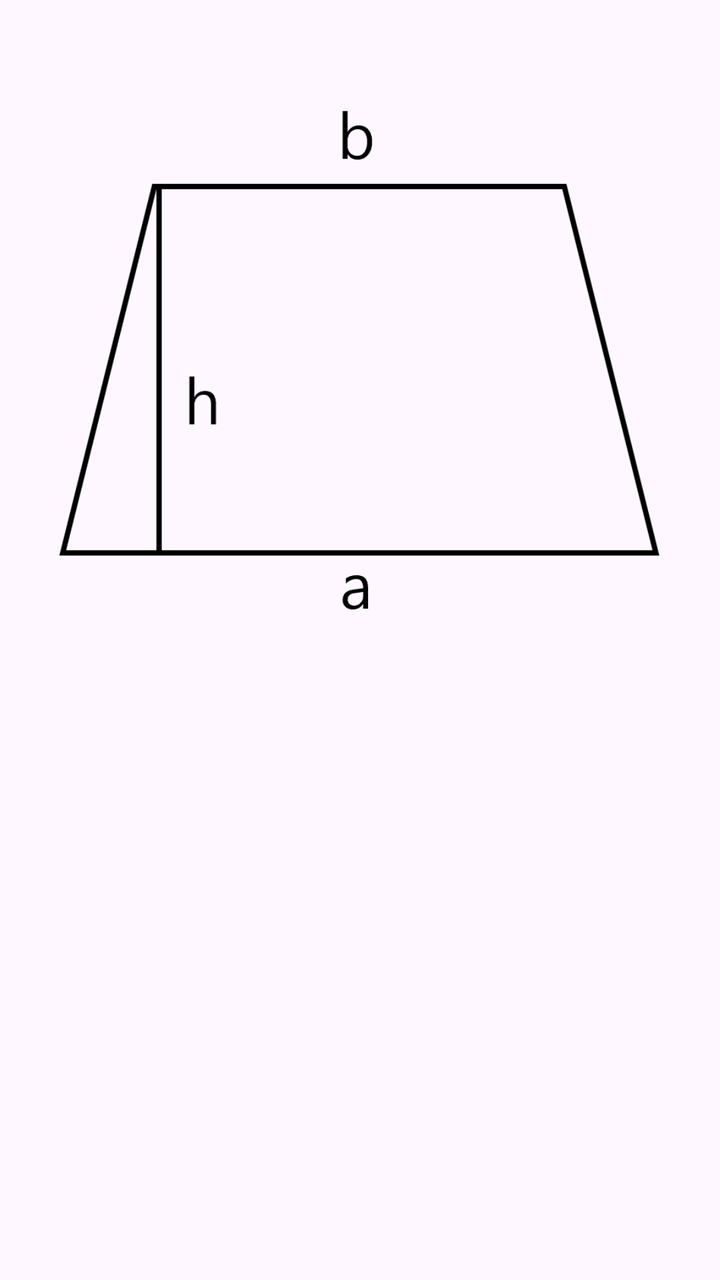
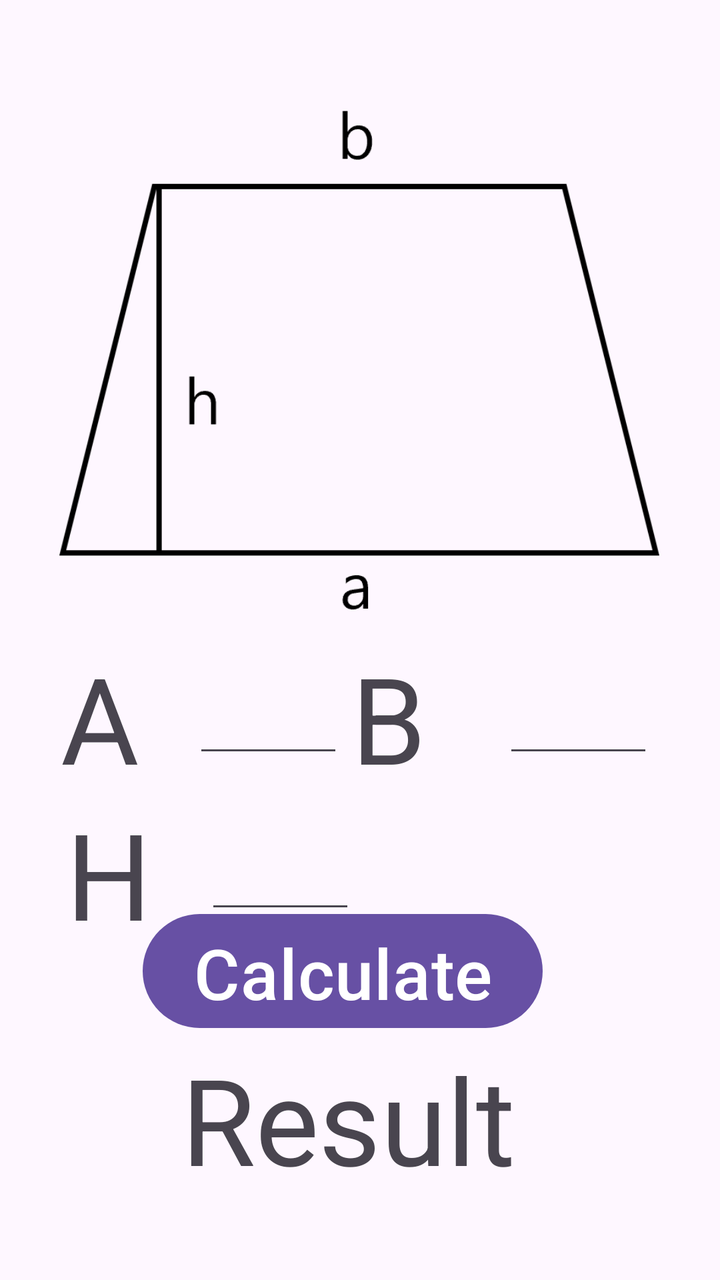

Screens rendered from an Android XML layout before and after an edit, with the pre-edit source and the edit as a unified diff.
<!-- AndroidManifest.xml: application theme Theme.MyCalculator -->
<!-- res/layout/activity_geometry_trapezoid.xml -->
<?xml version="1.0" encoding="utf-8"?>
<androidx.constraintlayout.widget.ConstraintLayout xmlns:android="http://schemas.android.com/apk/res/android"
    xmlns:app="http://schemas.android.com/apk/res-auto"
    xmlns:tools="http://schemas.android.com/tools"
    android:id="@+id/main"
    android:layout_width="match_parent"
    android:layout_height="match_parent"
    tools:context=".GeometryTrapezoidActivity">

    <ImageView
        android:id="@+id/imageViewTrapezoid"
        android:layout_width="300dp"
        android:layout_height="300dp"
        app:layout_constraintBottom_toBottomOf="parent"
        app:layout_constraintEnd_toEndOf="parent"
        app:layout_constraintHorizontal_bias="0.494"
        app:layout_constraintStart_toStartOf="parent"
        app:layout_constraintTop_toTopOf="parent"
        app:layout_constraintVertical_bias="0.102"
        app:srcCompat="@drawable/trapezoid" />

</androidx.constraintlayout.widget.ConstraintLayout>
<!-- resources referenced by this layout -->
<resources>
  <!-- drawable trapezoid: png bitmap (drawable, 6210 bytes) -->
  <style name="Theme.MyCalculator" parent="Base.Theme.MyCalculator" />
  <style name="Base.Theme.MyCalculator" parent="Theme.Material3.DayNight.NoActionBar">
          
          
      </style>
</resources>

<!-- the commit's change to res/layout/activity_geometry_trapezoid.xml (unified diff, before → after) -->
@@ -19,4 +19,122 @@
         app:layout_constraintVertical_bias="0.102"
         app:srcCompat="@drawable/trapezoid" />
 
+    <TextView
+        android:id="@+id/textView2"
+        android:layout_width="75dp"
+        android:layout_height="65dp"
+        android:text="B"
+        android:textSize="60dp"
+        app:layout_constraintBottom_toBottomOf="parent"
+        app:layout_constraintEnd_toEndOf="parent"
+        app:layout_constraintHorizontal_bias="0.616"
+        app:layout_constraintStart_toStartOf="parent"
+        app:layout_constraintTop_toTopOf="parent"
+        app:layout_constraintVertical_bias="0.554" />
+
+    <Button
+        android:id="@+id/btnTrapezoidResult"
+        android:layout_width="200dp"
+        android:layout_height="65dp"
+        android:text="Calculate!!!!!"
+        android:textSize="35dp"
+        app:layout_constraintBottom_toBottomOf="parent"
+        app:layout_constraintEnd_toEndOf="parent"
+        app:layout_constraintHorizontal_bias="0.445"
+        app:layout_constraintStart_toStartOf="parent"
+        app:layout_constraintTop_toTopOf="parent"
+        app:layout_constraintVertical_bias="0.788" />
+
+    <EditText
+        android:id="@+id/editTrapezoidA"
+        android:layout_width="75dp"
+        android:layout_height="65dp"
+        android:ems="10"
+        android:inputType="number"
+        app:layout_constraintBottom_toBottomOf="parent"
+        app:layout_constraintEnd_toEndOf="parent"
+        app:layout_constraintHorizontal_bias="0.339"
+        app:layout_constraintStart_toStartOf="parent"
+        app:layout_constraintTop_toTopOf="parent"
+        app:layout_constraintVertical_bias="0.554" />
+
+    <EditText
+        android:id="@+id/edittriangleB"
+        android:layout_width="75dp"
+        android:layout_height="65dp"
+        android:ems="10"
+        android:inputType="number"
+        app:layout_constraintBottom_toBottomOf="parent"
+        app:layout_constraintEnd_toEndOf="parent"
+        app:layout_constraintHorizontal_bias="0.883"
+        app:layout_constraintStart_toStartOf="parent"
+        app:layout_constraintTop_toTopOf="parent"
+        app:layout_constraintVertical_bias="0.554" />
+
+    <TextView
+        android:id="@+id/textView7"
+        android:layout_width="75dp"
+        android:layout_height="65dp"
+        android:text="A"
+        android:textSize="60dp"
+        app:layout_constraintBottom_toBottomOf="parent"
+        app:layout_constraintEnd_toEndOf="parent"
+        app:layout_constraintHorizontal_bias="0.107"
+        app:layout_constraintStart_toStartOf="parent"
+        app:layout_constraintTop_toTopOf="parent"
+        app:layout_constraintVertical_bias="0.554" />
+
+    <TextView
+        android:id="@+id/textTrapezoidResult"
+        android:layout_width="wrap_content"
+        android:layout_height="65dp"
+        android:text="Result"
+        android:textAlignment="center"
+        android:textSize="60dp"
+        app:layout_constraintBottom_toBottomOf="parent"
+        app:layout_constraintEnd_toEndOf="parent"
+        app:layout_constraintHorizontal_bias="0.469"
+        app:layout_constraintStart_toStartOf="parent"
+        app:layout_constraintTop_toTopOf="parent"
+        app:layout_constraintVertical_bias="0.903" />
+
+    <EditText
+        android:id="@+id/editTrapezoidB"
+        android:layout_width="75dp"
+        android:layout_height="65dp"
+        android:ems="10"
+        android:inputType="number"
+        app:layout_constraintBottom_toBottomOf="parent"
+        app:layout_constraintEnd_toEndOf="parent"
+        app:layout_constraintHorizontal_bias="0.883"
+        app:layout_constraintStart_toStartOf="parent"
+        app:layout_constraintTop_toTopOf="parent"
+        app:layout_constraintVertical_bias="0.554" />
+
+    <TextView
+        android:id="@+id/textView6"
+        android:layout_width="75dp"
+        android:layout_height="65dp"
+        android:text="H"
+        android:textSize="60dp"
+        app:layout_constraintBottom_toBottomOf="parent"
+        app:layout_constraintEnd_toEndOf="parent"
+        app:layout_constraintHorizontal_bias="0.116"
+        app:layout_constraintStart_toStartOf="parent"
+        app:layout_constraintTop_toTopOf="parent"
+        app:layout_constraintVertical_bias="0.69" />
+
+    <EditText
+        android:id="@+id/editTrapezoidH"
+        android:layout_width="75dp"
+        android:layout_height="65dp"
+        android:ems="10"
+        android:inputType="number"
+        app:layout_constraintBottom_toBottomOf="parent"
+        app:layout_constraintEnd_toEndOf="parent"
+        app:layout_constraintHorizontal_bias="0.36"
+        app:layout_constraintStart_toStartOf="parent"
+        app:layout_constraintTop_toTopOf="parent"
+        app:layout_constraintVertical_bias="0.69" />
+
 </androidx.constraintlayout.widget.ConstraintLayout>
